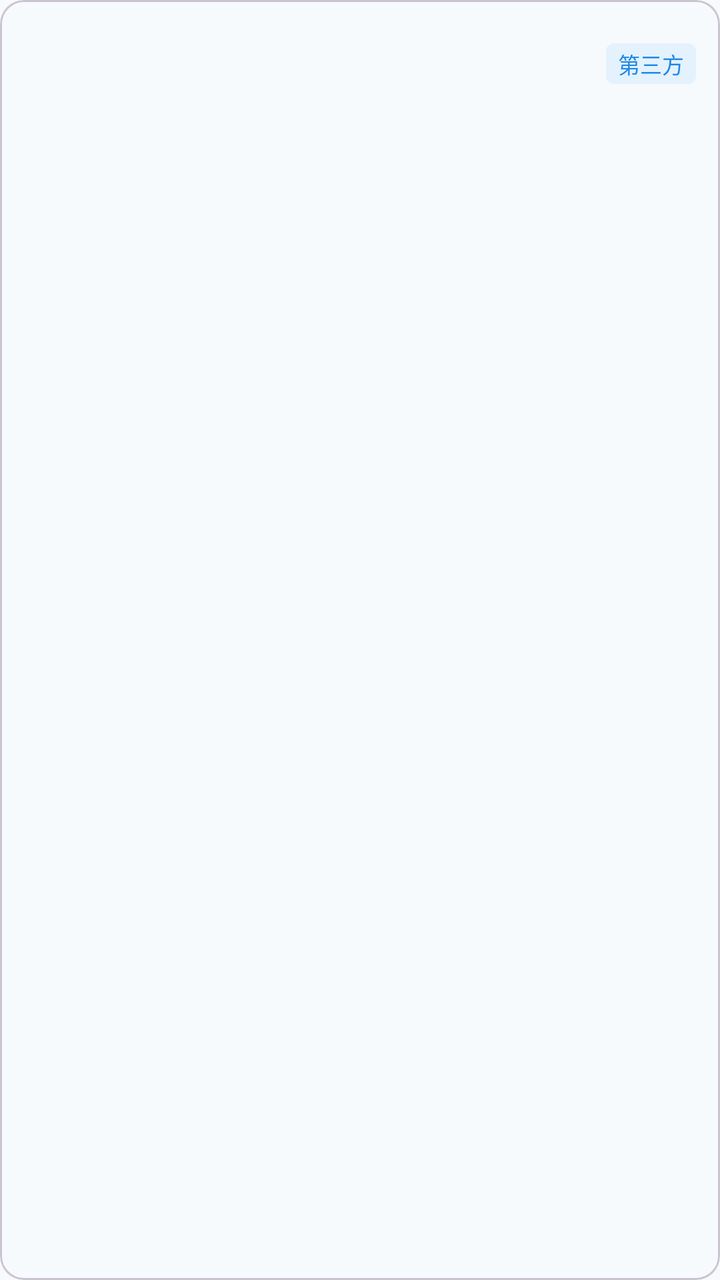
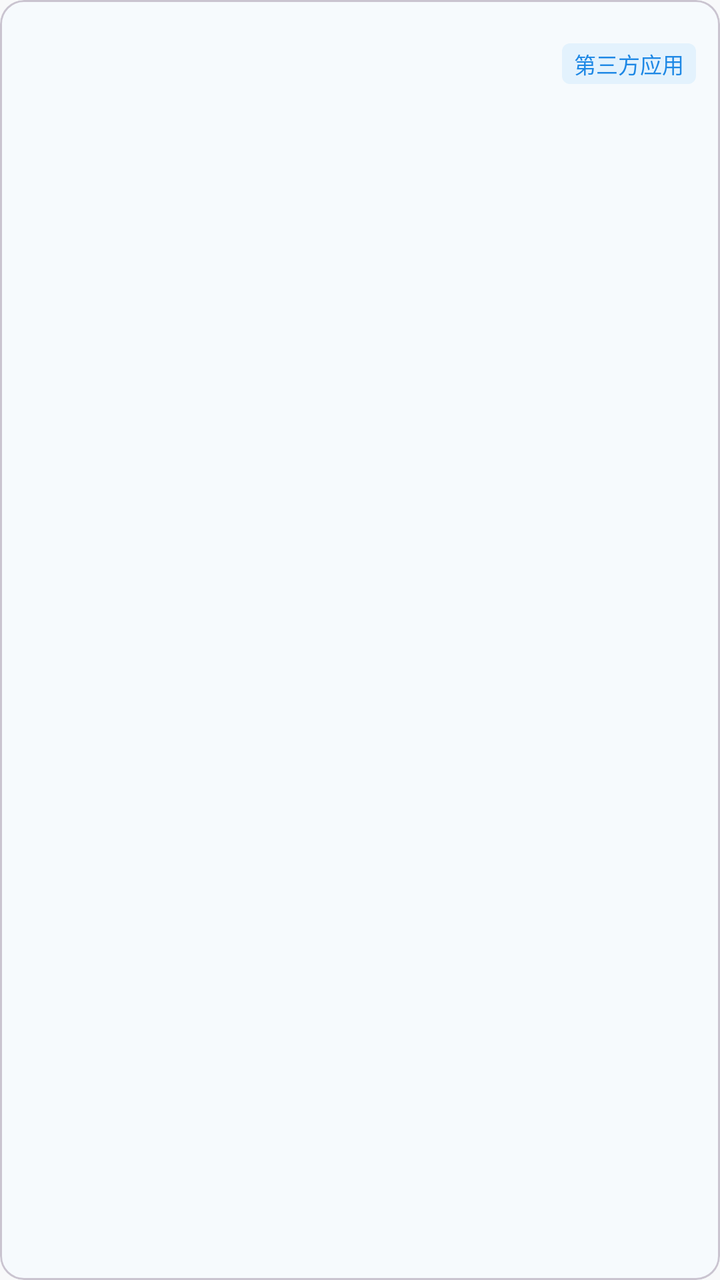

An Android layout rendered at two revisions. The XML below is the earlier revision; the diff shows what the commit changed to produce the second picture.
<!-- AndroidManifest.xml: application theme Theme.ADBToolbox -->
<!-- res/layout/item_app.xml -->
<?xml version="1.0" encoding="utf-8"?>
<com.google.android.material.card.MaterialCardView xmlns:android="http://schemas.android.com/apk/res/android"
    xmlns:app="http://schemas.android.com/apk/res-auto"
    android:layout_width="match_parent"
    android:layout_height="wrap_content"
    android:layout_marginHorizontal="16dp"
    android:layout_marginVertical="4dp"
    app:cardCornerRadius="12dp"
    app:cardElevation="0.5dp">

    <LinearLayout
        android:layout_width="match_parent"
        android:layout_height="wrap_content"
        android:gravity="center_vertical"
        android:orientation="horizontal"
        android:padding="12dp">

        <ImageView
            android:id="@+id/ivAppIcon"
            android:layout_width="40dp"
            android:layout_height="40dp"
            android:src="@android:drawable/sym_def_app_icon" />

        <LinearLayout
            android:layout_width="0dp"
            android:layout_height="wrap_content"
            android:layout_marginStart="12dp"
            android:layout_weight="1"
            android:orientation="vertical">

            <TextView
                android:id="@+id/tvAppName"
                android:layout_width="wrap_content"
                android:layout_height="wrap_content"
                android:textColor="@color/text_primary"
                android:textSize="15sp"
                android:textStyle="bold" />

            <TextView
                android:id="@+id/tvPackageName"
                android:layout_width="wrap_content"
                android:layout_height="wrap_content"
                android:layout_marginTop="2dp"
                android:textColor="@color/text_secondary"
                android:textSize="12sp" />

        </LinearLayout>

        <TextView
            android:id="@+id/tvAppTag"
            android:layout_width="wrap_content"
            android:layout_height="wrap_content"
            android:background="@drawable/bg_tag"
            android:paddingHorizontal="6dp"
            android:paddingVertical="2dp"
            android:text="第三方"
            android:textColor="@color/primary"
            android:textSize="11sp" />

    </LinearLayout>

</com.google.android.material.card.MaterialCardView>
<!-- resources referenced by this layout -->
<resources>
  <color name="primary">#1E88E5</color>
  <color name="text_primary">#1A1C1E</color>
  <color name="text_secondary">#5F6368</color>
  <!-- drawable bg_tag (drawable) -->
  <?xml version="1.0" encoding="utf-8"?>
  <shape xmlns:android="http://schemas.android.com/apk/res/android"
      android:shape="rectangle">
      <corners android:radius="4dp" />
      <solid android:color="@color/primary_container" />
  </shape>
  <style name="Theme.ADBToolbox" parent="Theme.Material3.DayNight.NoActionBar">
          <item name="colorPrimary">@color/primary</item>
          <item name="colorOnPrimary">#FFFFFF</item>
          <item name="colorPrimaryContainer">@color/primary_container</item>
          <item name="colorOnPrimaryContainer">@color/on_primary_container</item>
          <item name="colorSecondary">@color/accent</item>
          <item name="colorSurface">@color/surface</item>
          <item name="colorOnSurface">@color/text_primary</item>
          <item name="android:statusBarColor">@color/surface</item>
          <item name="android:windowLightStatusBar">true</item>
          <item name="android:colorBackground">@color/background</item>
      </style>
  <color name="primary_container">#E3F2FD</color>
  <color name="on_primary_container">#0D47A1</color>
  <color name="accent">#00ACC1</color>
  <color name="surface">#FFFFFF</color>
  <color name="background">#F8F9FA</color>
</resources>

<!-- the commit's change to res/layout/item_app.xml (unified diff, before → after) -->
@@ -53,7 +53,7 @@
             android:background="@drawable/bg_tag"
             android:paddingHorizontal="6dp"
             android:paddingVertical="2dp"
-            android:text="第三方"
+            android:text="@string/third_party_apps"
             android:textColor="@color/primary"
             android:textSize="11sp" />
 
<!-- resource entries referenced after the edit -->
@@ -10,6 +10,7 @@
       <corners android:radius="4dp" />
       <solid android:color="@color/primary_container" />
   </shape>
+  <string name="third_party_apps">第三方应用</string>
   <style name="Theme.ADBToolbox" parent="Theme.Material3.DayNight.NoActionBar">
           <item name="colorPrimary">@color/primary</item>
           <item name="colorOnPrimary">#FFFFFF</item>
